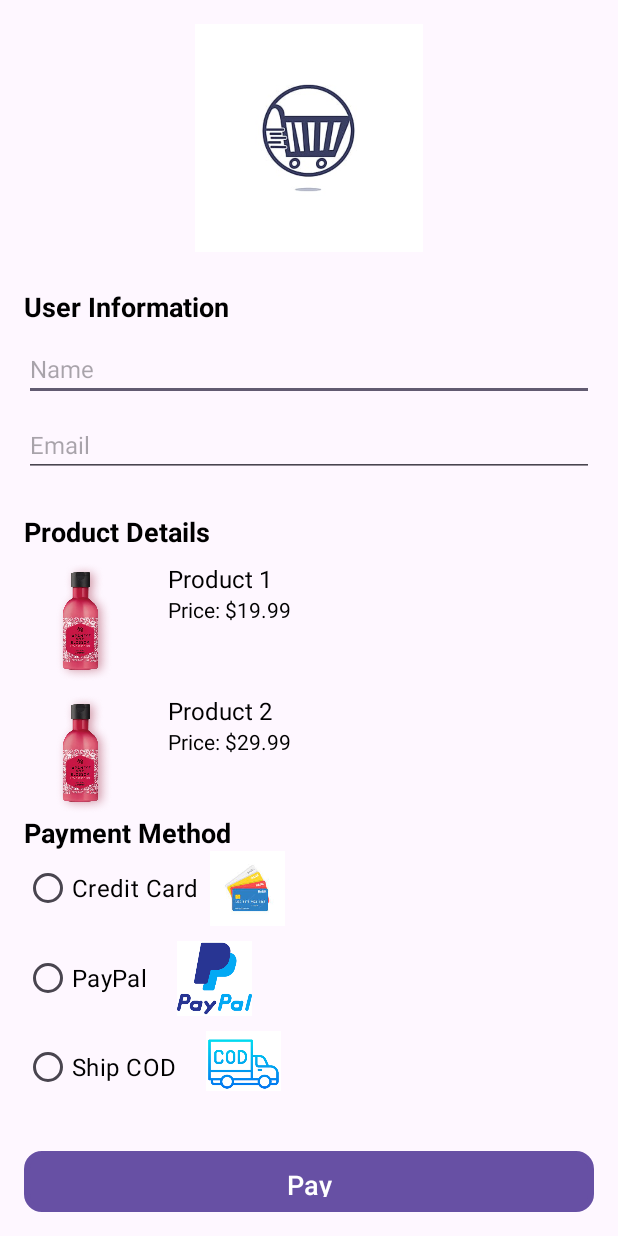
After one commit to Thucnnguyen/androidProject, an Android app: the PaymentActivity screen opened directly, with no data from a screen before it, on a phone screen of 412 x 824 dp. The commit adds this screen. Run offline under Robolectric (Android 15) with nearby library versions, the light colour scheme and no system bars.

Commit message:
billing screen

```diff
--- a/app/build.gradle
+++ b/app/build.gradle
@@ -6,12 +6,15 @@ android {
     namespace 'com.example.instagram'
     compileSdk 33
 
+
     defaultConfig {
         applicationId "com.example.instagram"
         minSdk 19
         targetSdk 33
         versionCode 1
         versionName "1.0"
+        multiDexEnabled = true
+
 
         testInstrumentationRunner "androidx.test.runner.AndroidJUnitRunner"
     }
@@ -34,6 +37,7 @@ android {
 
 
 dependencies {
+    implementation("androidx.multidex:multidex:2.0.1")
     implementation 'com.squareup.picasso:picasso:2.71828'
     implementation 'androidx.appcompat:appcompat:1.6.1'
     implementation 'com.google.android.material:material:1.9.0'
--- /dev/null
+++ b/app/src/main/java/com/example/instagram/PaymentActivity.java
@@ -0,0 +1,14 @@
+package com.example.instagram;
+
+import androidx.appcompat.app.AppCompatActivity;
+
+import android.os.Bundle;
+
+public class PaymentActivity extends AppCompatActivity {
+
+    @Override
+    protected void onCreate(Bundle savedInstanceState) {
+        super.onCreate(savedInstanceState);
+        setContentView(R.layout.activity_payment);
+    }
+}
--- /dev/null
+++ b/app/src/main/res/layout/activity_payment.xml
@@ -0,0 +1,337 @@
+<?xml version="1.0" encoding="utf-8"?>
+<androidx.constraintlayout.widget.ConstraintLayout xmlns:android="http://schemas.android.com/apk/res/android"
+    xmlns:app="http://schemas.android.com/apk/res-auto"
+    xmlns:tools="http://schemas.android.com/tools"
+    android:layout_width="match_parent"
+    android:layout_height="match_parent"
+    tools:context=".PaymentActivity">
+
+    <!-- activity_payment.xml -->
+    <RelativeLayout
+        android:layout_width="match_parent"
+        android:layout_height="match_parent"
+        android:padding="16dp">
+
+        <ImageView
+            android:id="@+id/imageViewCardLogo"
+            android:layout_width="170dp"
+            android:layout_height="152dp"
+            android:src="@drawable/applogo"
+            android:layout_centerHorizontal="true"/>
+
+        <!-- User Information -->
+        <TextView
+            android:id="@+id/textViewUserInfo"
+            android:layout_width="match_parent"
+            android:layout_height="wrap_content"
+            android:layout_below="@id/imageViewCardLogo"
+            android:layout_marginTop="24dp"
+            android:text="User Information"
+            android:textColor="@android:color/black"
+            android:textSize="18sp"
+            android:textStyle="bold" />
+
+        <EditText
+            android:id="@+id/editTextUserName"
+            android:layout_width="match_parent"
+            android:layout_height="wrap_content"
+            android:layout_below="@id/textViewUserInfo"
+            android:layout_marginTop="8dp"
+            android:hint="Name"
+            android:inputType="textPersonName"
+            android:maxLines="1"
+            android:textColor="@android:color/black"
+            android:textSize="16sp" />
+
+        <EditText
+            android:id="@+id/editTextEmail"
+            android:layout_width="match_parent"
+            android:layout_height="wrap_content"
+            android:layout_below="@id/editTextUserName"
+            android:layout_marginTop="8dp"
+            android:hint="Email"
+            android:inputType="textEmailAddress"
+            android:maxLines="1"
+            android:textColor="@android:color/black"
+            android:textSize="16sp" />
+
+        <!-- Product Details -->
+        <TextView
+            android:id="@+id/textViewProductDetails"
+            android:layout_width="match_parent"
+            android:layout_height="wrap_content"
+            android:layout_below="@id/editTextEmail"
+            android:layout_marginTop="24dp"
+            android:text="Product Details"
+            android:textColor="@android:color/black"
+            android:textSize="18sp"
+            android:textStyle="bold" />
+
+        <!-- Product 1 -->
+        <RelativeLayout
+            android:id="@+id/relativeLayoutProduct1"
+            android:layout_width="match_parent"
+            android:layout_height="wrap_content"
+            android:layout_below="@id/textViewProductDetails"
+            android:layout_marginTop="8dp">
+
+            <ImageView
+                android:id="@+id/imageViewProduct1"
+                android:layout_width="80dp"
+                android:layout_height="80dp"
+                android:src="@drawable/prod"
+                android:layout_alignParentStart="true" />
+
+            <TextView
+                android:id="@+id/textViewProduct1Name"
+                android:layout_width="wrap_content"
+                android:layout_height="wrap_content"
+                android:layout_toEndOf="@id/imageViewProduct1"
+                android:layout_marginStart="16dp"
+                android:text="Product 1"
+                android:textColor="@android:color/black"
+                android:textSize="16sp" />
+
+            <TextView
+                android:id="@+id/textViewProduct1Price"
+                android:layout_width="wrap_content"
+                android:layout_height="wrap_content"
+                android:layout_toEndOf="@id/imageViewProduct1"
+                android:layout_below="@id/textViewProduct1Name"
+                android:layout_marginStart="16dp"
+                android:text="Price: $19.99"
+                android:textColor="@android:color/black"
+                android:textSize="14sp" />
+
+        </RelativeLayout>
+
+        <!-- Product 2 -->
+        <RelativeLayout
+            android:id="@+id/relativeLayoutProduct2"
+            android:layout_width="match_parent"
+            android:layout_height="wrap_content"
+            android:layout_below="@id/relativeLayoutProduct1"
+            android:layout_marginTop="8dp">
+
+            <ImageView
+                android:id="@+id/imageViewProduct2"
+                android:layout_width="80dp"
+                android:layout_height="80dp"
+                android:src="@drawable/prod"
+                android:layout_alignParentStart="true" />
+
+            <TextView
+                android:id="@+id/textViewProduct2Name"
+                android:layout_width="wrap_content"
+                android:layout_height="wrap_content"
+                android:layout_toEndOf="@id/imageViewProduct2"
+                android:layout_marginStart="16dp"
+                android:text="Product 2"
+                android:textColor="@android:color/black"
+                android:textSize="16sp" />
+
+            <TextView
+                android:id="@+id/textViewProduct2Price"
+                android:layout_width="wrap_content"
+                android:layout_height="wrap_content"
+                android:layout_toEndOf="@id/imageViewProduct2"
+                android:layout_below="@id/textViewProduct2Name"
+                android:layout_marginStart="16dp"
+                android:text="Price: $29.99"
+                android:textColor="@android:color/black"
+                android:textSize="14sp" />
+
+        </RelativeLayout>
+
+        <!-- Payment Method -->
+        <LinearLayout
+            android:id="@+id/linearLayoutPaymentMethod"
+            android:layout_width="match_parent"
+            android:layout_height="wrap_content"
+            android:layout_below="@id/relativeLayoutProduct2"
+            android:orientation="vertical">
+
+
+            <TextView
+                android:id="@+id/textViewPaymentMethodTitle"
+                android:layout_width="wrap_content"
+                android:layout_height="wrap_content"
+                android:text="Payment Method"
+                android:textColor="@android:color/black"
+                android:textSize="18sp"
+                android:textStyle="bold" />
+
+            <RadioGroup
+                android:id="@+id/radioGroupPaymentMethod"
+                android:layout_width="match_parent"
+                android:layout_height="wrap_content"
+                android:orientation="vertical">
+
+                <!-- Credit Card -->
+                <LinearLayout
+                    android:id="@+id/linearlayoutCreditCard"
+                    android:layout_width="match_parent"
+                    android:layout_height="wrap_content"
+                    android:orientation="horizontal"
+                    android:layout_marginBottom="10dp">
+
+                    <RadioButton
+                        android:id="@+id/radioButtonCreditCard"
+                        android:layout_width="wrap_content"
+                        android:layout_height="wrap_content"
+                        android:layout_gravity="center_vertical"
+                        android:text="Credit Card"
+                        android:textSize="16sp"
+                        android:textColor="@android:color/black" />
+
+                    <ImageView
+                        android:id="@+id/imageViewCreditCard"
+                        android:layout_width="50dp"
+                        android:layout_height="50dp"
+                        android:src="@drawable/credit_card"
+                        android:layout_marginStart="8dp"
+                        android:layout_marginTop="0dp"/>
+
+                </LinearLayout>
+
+                <!-- PayPal -->
+                <LinearLayout
+                    android:id="@+id/linearlayoutPayPal"
+                    android:layout_width="match_parent"
+                    android:layout_height="wrap_content"
+                    android:orientation="horizontal"
+                    android:layout_marginBottom="10dp">
+
+                    <RadioButton
+                        android:id="@+id/radioButtonPayPal"
+                        android:layout_width="wrap_content"
+                        android:layout_height="wrap_content"
+                        android:layout_gravity="center_vertical"
+                        android:text="PayPal"
+                        android:textSize="16sp"
+                        android:textColor="@android:color/black" />
+
+                    <ImageView
+                        android:id="@+id/imageViewPayPal"
+                        android:layout_width="50dp"
+                        android:layout_height="50dp"
+                        android:src="@drawable/paypalpng"
+                        android:layout_marginStart="20dp" />
+
+                </LinearLayout>
+
+                <!-- Ship COD -->
+                <LinearLayout
+                    android:id="@+id/linearlayoutGooglePay"
+                    android:layout_width="match_parent"
+                    android:layout_height="wrap_content">
+
+                    <RadioButton
+                        android:id="@+id/radioButtonGooglePay"
+                        android:layout_width="wrap_content"
+                        android:layout_height="wrap_content"
+                        android:layout_gravity="center_vertical"
+                        android:text="Ship COD"
+                        android:textColor="@android:color/black"
+                        android:textSize="16sp" />
+
+                    <ImageView
+                        android:id="@+id/imageViewGooglePay"
+                        android:layout_width="50dp"
+                        android:layout_height="50dp"
+                        android:layout_marginStart="20dp"
+                        android:layout_marginTop="-10dp"
+                        android:src="@drawable/shipcod" />
+
+                </LinearLayout>
+
+            </RadioGroup>
+        </LinearLayout>
+
+        <!-- Card Details (Visible when Credit Card is selected) -->
+        <LinearLayout
+            android:id="@+id/linearLayoutCardDetails"
+            android:layout_width="match_parent"
+            android:layout_height="wrap_content"
+            android:layout_below="@id/linearLayoutPaymentMethod"
+            android:orientation="vertical"
+            android:visibility="gone">
+
+            <TextView
+                android:id="@+id/textViewCardDetailsTitle"
+                android:layout_width="wrap_content"
+                android:layout_height="wrap_content"
+                android:text="Card Details"
+                android:textColor="@android:color/black"
+                android:textSize="16sp"
+                android:textStyle="bold" />
+
+            <EditText
+                android:id="@+id/editTextCardNumber"
+                android:layout_width="match_parent"
+                android:layout_height="wrap_content"
+                android:layout_marginTop="8dp"
+                android:hint="Card Number"
+                android:inputType="number"
+                android:maxLines="1"
+                android:textColor="@android:color/black"
+                android:textSize="16sp" />
+
+            <LinearLayout
+                android:id="@+id/linearLayoutExpiryCVV"
+                android:layout_width="match_parent"
+                android:layout_height="wrap_content"
+                android:layout_marginTop="16dp"
+                android:orientation="horizontal">
+
+                <EditText
+                    android:id="@+id/editTextExpiryDate"
+                    android:layout_width="0dp"
+                    android:layout_height="wrap_content"
+                    android:layout_weight="1"
+                    android:hint="Expiry Date"
+                    android:inputType="number"
+                    android:maxLines="1"
+                    android:textColor="@android:color/black"
+                    android:textSize="16sp" />
+
+                <View
+                    android:layout_width="1dp"
+                    android:layout_height="match_parent"
+                    android:background="@android:color/darker_gray" />
+
+                <EditText
+                    android:id="@+id/editTextCVV"
+                    android:layout_width="0dp"
+                    android:layout_height="wrap_content"
+                    android:layout_weight="1"
+                    android:hint="CVV"
+                    android:inputType="number"
+                    android:maxLines="1"
+                    android:textColor="@android:color/black"
+                    android:textSize="16sp" />
+
+            </LinearLayout>
+        </LinearLayout>
+
+        <!-- Payment Button -->
+        <Button
+            android:id="@+id/buttonPay"
+            android:layout_width="match_parent"
+            android:layout_height="wrap_content"
+            android:layout_below="@id/linearLayoutCardDetails"
+            android:layout_marginTop="32dp"
+            android:text="Pay"
+            android:textColor="@android:color/white"
+            android:textSize="18sp"
+            android:background="@drawable/button_background"
+            android:elevation="2dp" />
+
+
+    </RelativeLayout>
+
+
+
+
+
+</androidx.constraintlayout.widget.ConstraintLayout>
--- /dev/null
+++ b/app/src/main/res/navigation/nav_graph.xml
@@ -0,0 +1,28 @@
+<?xml version="1.0" encoding="utf-8"?>
+<navigation xmlns:android="http://schemas.android.com/apk/res/android"
+    xmlns:app="http://schemas.android.com/apk/res-auto"
+    xmlns:tools="http://schemas.android.com/tools"
+    android:id="@+id/nav_graph"
+    app:startDestination="@id/FirstFragment">
+
+    <fragment
+        android:id="@+id/FirstFragment"
+        android:name="com.example.instagram.FirstFragment"
+        android:label="@string/first_fragment_label"
+        tools:layout="@layout/fragment_first">
+
+        <action
+            android:id="@+id/action_FirstFragment_to_SecondFragment"
+            app:destination="@id/SecondFragment" />
+    </fragment>
+    <fragment
+        android:id="@+id/SecondFragment"
+        android:name="com.example.instagram.SecondFragment"
+        android:label="@string/second_fragment_label"
+        tools:layout="@layout/fragment_second">
+
+        <action
+            android:id="@+id/action_SecondFragment_to_FirstFragment"
+            app:destination="@id/FirstFragment" />
+    </fragment>
+</navigation>
--- /dev/null
+++ b/app/src/main/res/values-land/dimens.xml
@@ -0,0 +1,3 @@
+<resources>
+    <dimen name="fab_margin">48dp</dimen>
+</resources>
--- a/app/src/main/res/values-night/themes.xml
+++ b/app/src/main/res/values-night/themes.xml
@@ -13,4 +13,9 @@
         <item name="android:statusBarColor" tools:targetApi="21">@color/black</item>
         <!-- Customize your theme here. -->
     </style>
+    <!-- Base application theme. -->
+    <style name="Base.Theme.Instagram" parent="Theme.Material3.DayNight.NoActionBar">
+        <!-- Customize your dark theme here. -->
+        <!-- <item name="colorPrimary">@color/my_dark_primary</item> -->
+    </style>
 </resources>
--- /dev/null
+++ b/app/src/main/res/values-v23/themes.xml
@@ -0,0 +1,9 @@
+<resources xmlns:tools="http://schemas.android.com/tools">
+
+    <style name="Theme.Instagram" parent="Base.Theme.Instagram">
+        <!-- Transparent system bars for edge-to-edge. -->
+        <item name="android:navigationBarColor">@android:color/transparent</item>
+        <item name="android:statusBarColor">@android:color/transparent</item>
+        <item name="android:windowLightStatusBar">?attr/isLightTheme</item>
+    </style>
+</resources>
--- /dev/null
+++ b/app/src/main/res/values-w1240dp/dimens.xml
@@ -0,0 +1,3 @@
+<resources>
+    <dimen name="fab_margin">200dp</dimen>
+</resources>
--- a/app/src/main/res/values/strings.xml
+++ b/app/src/main/res/values/strings.xml
@@ -23,4 +23,10 @@
     <string name="image_view_item_transform_content_description">Represents an image view in the
         item
     </string>
+    <string name="title_activity_payment">PaymentActivity</string>
+    <!-- Strings used for fragments for navigation -->
+    <string name="first_fragment_label">First Fragment</string>
+    <string name="second_fragment_label">Second Fragment</string>
+    <string name="next">Next</string>
+    <string name="previous">Previous</string>
 </resources>
--- a/app/src/main/res/values/themes.xml
+++ b/app/src/main/res/values/themes.xml
@@ -13,10 +13,18 @@
         <item name="android:statusBarColor" tools:targetApi="21">@color/black</item>
         <!-- Customize your theme here. -->
     </style>
+
     <style name="NoActionBar">
         <item name="windowActionBar">false</item>
         <item name="windowNoTitle">true</item>
     </style>
+
     <style name="AppBarOverlay" parent="ThemeOverlay.AppCompat.Dark.ActionBar" />
+
     <style name="PopupOverlay" parent="ThemeOverlay.AppCompat.Light" />
+    <!-- Base application theme. -->
+    <style name="Base.Theme.Instagram" parent="Theme.Material3.DayNight.NoActionBar">
+        <!-- Customize your light theme here. -->
+        <!-- <item name="colorPrimary">@color/my_light_primary</item> -->
+    </style>
 </resources>
--- a/gradle.properties
+++ b/gradle.properties
@@ -19,3 +19,4 @@ android.useAndroidX=true
 # resources declared in the library itself and none from the library's dependencies,
 # thereby reducing the size of the R class for that library
 android.nonTransitiveRClass=true
+android.enableJetifier=true
```
Also changed, not shown: app/src/main/AndroidManifest.xml (+8 -4 lines), app/src/main/res/drawable/credit_card.png (added), app/src/main/res/drawable/paypalpng.png (added), app/src/main/res/drawable/shipcod.png (added).
